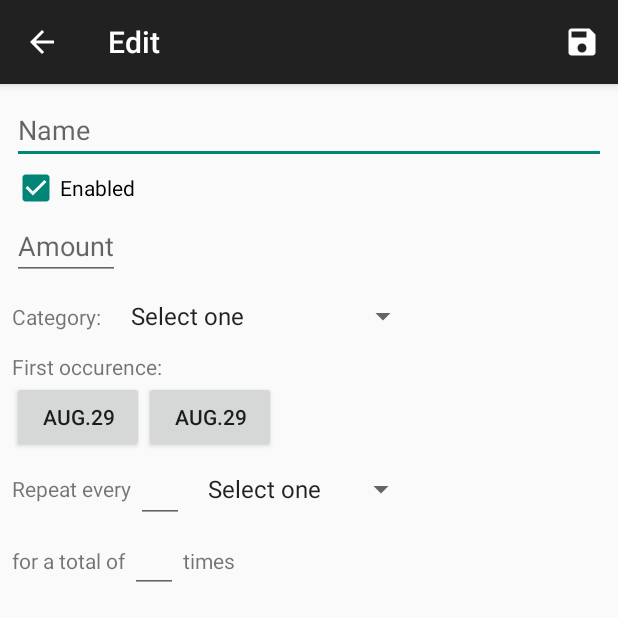
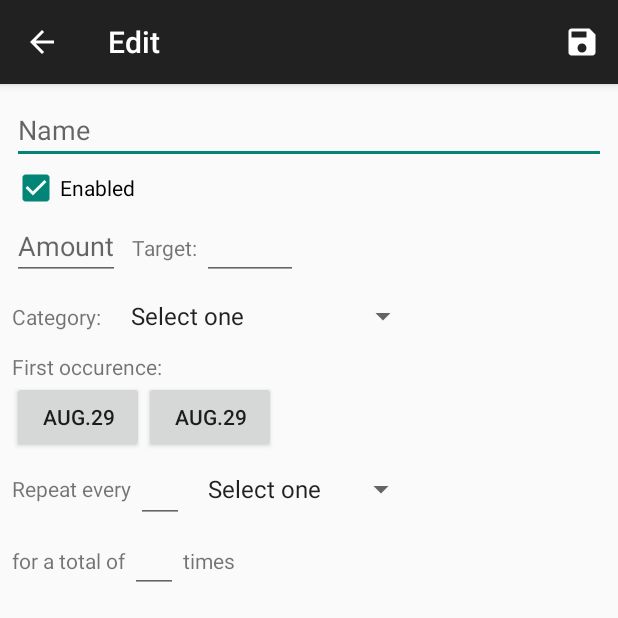
Before and after one commit to gaborbiro/canibuyit, an Android app: the BudgetEditorFragment screen opened directly, with no data from a screen before it, on a phone screen of 412 x 824 dp, the top half of it. Run offline under Robolectric (Android 15) with nearby library versions, the phone set to English and light mode, and no system bars; our stand-ins replace ButterKnife, Dagger/Hilt's generated code, RxJava; libraries missing offline, so code that uses them is left out: com.j256.ormlite.

```diff
--- a/app_canibuythat/src/main/java/com/gb/canibuythat/model/Transaction.kt
+++ b/app_canibuythat/src/main/java/com/gb/canibuythat/model/Transaction.kt
@@ -1,9 +1,10 @@
 package com.gb.canibuythat.model
 
+import org.threeten.bp.LocalDateTime
 import org.threeten.bp.ZonedDateTime
 
 class Transaction(val amount: Int,
-                  val created: ZonedDateTime,
+                  val created: LocalDateTime,
                   val currency: String,
                   val description: String?,
                   val id: String,
--- a/app_canibuythat/src/main/java/com/gb/canibuythat/presenter/MainPresenter.kt
+++ b/app_canibuythat/src/main/java/com/gb/canibuythat/presenter/MainPresenter.kt
@@ -3,6 +3,7 @@ package com.gb.canibuythat.presenter
 import android.content.Intent
 import android.os.Environment
 import android.text.TextUtils
+import android.widget.Toast
 import com.gb.canibuythat.CredentialsProvider
 import com.gb.canibuythat.MonzoConstants
 import com.gb.canibuythat.interactor.BudgetInteractor
@@ -45,6 +46,7 @@ constructor(private val monzoInteractor: MonzoInteractor,
                 .subscribe({ login ->
                     credentialsProvider.accessToken = login.accessToken
                     credentialsProvider.refreshToken = login.refreshToken
+                    screen.showToast("You are now logged in")
                 }, this::onError)
     }
 
--- a/app_canibuythat/src/main/java/com/gb/canibuythat/provider/Contract.kt
+++ b/app_canibuythat/src/main/java/com/gb/canibuythat/provider/Contract.kt
@@ -24,8 +24,10 @@ class Contract {
             const val PERIOD_TYPE = "period_type"
             const val ENABLED = "enabled"
             const val SOURCE_DATA = "source_data"
+            const val SPENT = "spent"
+            const val TARGET = "target"
 
-            val COLUMNS = arrayOf(BaseColumns._ID, NAME, NOTES, AMOUNT, TYPE, FIRST_OCCURRENCE_START, FIRST_OCCURRENCE_END, OCCURRENCE_COUNT, PERIOD_MULTIPLIER, PERIOD_TYPE, ENABLED, SOURCE_DATA)
+            val COLUMNS = arrayOf(BaseColumns._ID, NAME, NOTES, AMOUNT, TYPE, FIRST_OCCURRENCE_START, FIRST_OCCURRENCE_END, OCCURRENCE_COUNT, PERIOD_MULTIPLIER, PERIOD_TYPE, ENABLED, SOURCE_DATA, SPENT, TARGET)
         }
     }
 }
--- a/app_canibuythat/src/main/java/com/gb/canibuythat/repository/BudgetRepository.kt
+++ b/app_canibuythat/src/main/java/com/gb/canibuythat/repository/BudgetRepository.kt
@@ -59,6 +59,7 @@ constructor(private val budgetDbHelper: BudgetDbHelper, private val userPreferen
                         if (index >= 0) {
                             it.id = savedBudgetItems[index].id
                             it.notes = savedBudgetItems[index].notes
+                            it.target = savedBudgetItems[index].target
                             budgetItemDao.update(it)
                         } else {
                             budgetItemDao.create(it)
--- a/app_canibuythat/src/main/java/com/gb/canibuythat/screen/MainScreen.kt
+++ b/app_canibuythat/src/main/java/com/gb/canibuythat/screen/MainScreen.kt
@@ -17,4 +17,6 @@ interface MainScreen : Screen {
     fun showEditorScreen(budgetItemId: Int?)
 
     fun setData(budgetItems: List<BudgetItem>)
+
+    fun showToast(message: String)
 }
--- a/app_canibuythat/src/main/java/com/gb/canibuythat/ui/LoginActivity.java
+++ b/app_canibuythat/src/main/java/com/gb/canibuythat/ui/LoginActivity.java
@@ -66,13 +66,11 @@ public class LoginActivity extends BaseActivity {
         @Override
         public void onPageStarted(WebView view, String url, Bitmap favicon) {
             super.onPageStarted(view, url, favicon);
-            Toast.makeText(view.getContext(), url + " loading", Toast.LENGTH_SHORT).show();
         }
 
         @Override
         public void onPageFinished(WebView view, String url) {
             super.onPageFinished(view, url);
-            Toast.makeText(view.getContext(), url + " finished", Toast.LENGTH_SHORT).show();
         }
 
         @Override
--- a/app_canibuythat/src/main/res/layout/fragment_budget_editor.xml
+++ b/app_canibuythat/src/main/res/layout/fragment_budget_editor.xml
@@ -1,20 +1,20 @@
 <ScrollView xmlns:android="http://schemas.android.com/apk/res/android"
-            android:layout_width="match_parent"
-            android:layout_height="match_parent">
+            android:layout_height="match_parent"
+            android:layout_width="match_parent">
 
     <LinearLayout
+        android:layout_height="match_parent"
         android:layout_width="match_parent"
-        android:layout_height="match_parent"
         android:orientation="vertical"
         android:padding="@dimen/padding">
 
         <EditText
+            android:hint="@string/name"
             android:id="@+id/name"
-            android:layout_width="match_parent"
-            android:layout_height="wrap_content"
-            android:hint="@string/name"
             android:imeOptions="actionNext"
             android:inputType="textCapSentences"
+            android:layout_height="wrap_content"
+            android:layout_width="match_parent"
             android:lines="1"
             android:selectAllOnFocus="true">
 
@@ -22,80 +22,103 @@
         </EditText>
 
         <CheckBox
+            android:checked="true"
             android:id="@+id/enabled"
+            android:layout_height="wrap_content"
             android:layout_width="wrap_content"
-            android:layout_height="wrap_content"
-            android:checked="true"
             android:text="@string/enabled"/>
 
+        <LinearLayout
+            android:layout_height="match_parent"
+            android:layout_width="wrap_content"
+            android:orientation="horizontal">
+
             <EditText
+                android:hint="@string/amount"
                 android:id="@+id/amount"
-            android:layout_width="wrap_content"
-            android:layout_height="wrap_content"
-            android:hint="@string/amount"
                 android:imeOptions="actionNext"
                 android:inputType="numberDecimal|numberSigned"
+                android:layout_height="wrap_content"
+                android:layout_width="wrap_content"
                 android:lines="1"
                 android:minWidth="64dp"
                 android:nextFocusDown="@+id/category"
                 android:selectAllOnFocus="true"/>
 
+            <TextView
+                android:layout_height="wrap_content"
+                android:layout_marginLeft="8dp"
+                android:layout_width="wrap_content"
+                android:text="Target: "/>
+
+            <EditText
+                android:id="@+id/target"
+                android:imeOptions="actionNext"
+                android:inputType="numberDecimal|numberSigned"
+                android:layout_height="wrap_content"
+                android:layout_width="wrap_content"
+                android:lines="1"
+                android:minWidth="64dp"
+                android:nextFocusDown="@+id/category"
+                android:selectAllOnFocus="true"/>
+        </LinearLayout>
+
         <LinearLayout
+            android:layout_height="wrap_content"
             android:layout_width="match_parent"
-            android:layout_height="wrap_content"
             android:orientation="horizontal">
 
             <TextView
+                android:layout_height="wrap_content"
                 android:layout_width="wrap_content"
-                android:layout_height="wrap_content"
                 android:text="Category: "/>
 
             <Spinner
                 android:id="@+id/category"
-                android:layout_width="wrap_content"
-                android:layout_height="wrap_content"/>
+                android:layout_height="wrap_content"
+                android:layout_width="wrap_content"/>
 
         </LinearLayout>
 
         <TextView
+            android:layout_height="wrap_content"
             android:layout_width="wrap_content"
-            android:layout_height="wrap_content"
             android:text="First occurence: "/>
 
         <LinearLayout
+            android:layout_height="wrap_content"
             android:layout_width="match_parent"
-            android:layout_height="wrap_content"
             android:orientation="horizontal">
 
             <Button
                 android:id="@+id/first_occurence_start"
-                android:layout_width="wrap_content"
-                android:layout_height="wrap_content"/>
+                android:layout_height="wrap_content"
+                android:layout_width="wrap_content"/>
 
             <Button
                 android:id="@+id/first_occurence_end"
-                android:layout_width="wrap_content"
-                android:layout_height="wrap_content"/>
+                android:layout_height="wrap_content"
+                android:layout_width="wrap_content"/>
         </LinearLayout>
 
         <LinearLayout
+            android:gravity="center_vertical"
             android:id="@+id/period_container"
+            android:layout_height="wrap_content"
             android:layout_width="match_parent"
-            android:layout_height="wrap_content"
-            android:gravity="center_vertical"
             android:orientation="horizontal">
 
             <TextView
+                android:layout_height="wrap_content"
                 android:layout_width="wrap_content"
-                android:layout_height="wrap_content"
                 android:text="Repeat every "/>
 
             <EditText
                 android:id="@+id/period_multiplier"
-                android:layout_width="wrap_content"
-                android:layout_height="wrap_content"
                 android:imeOptions="actionNext"
                 android:inputType="number"
+                android:layout_height="wrap_content"
+                android:layout_width="wrap_content"
                 android:lines="1"
                 android:minWidth="32dp"
                 android:selectAllOnFocus="true"
@@ -103,52 +126,52 @@
 
             <Spinner
                 android:id="@+id/period_type"
-                android:layout_width="wrap_content"
-                android:layout_height="wrap_content"/>
+                android:layout_height="wrap_content"
+                android:layout_width="wrap_content"/>
 
         </LinearLayout>
 
         <LinearLayout
-            android:layout_width="match_parent"
+            android:gravity="bottom"
             android:layout_height="wrap_content"
-            android:gravity="bottom">
+            android:layout_width="match_parent">
 
             <TextView
+                android:layout_height="wrap_content"
                 android:layout_width="wrap_content"
-                android:layout_height="wrap_content"
                 android:text="for a total of "/>
 
             <EditText
                 android:id="@+id/occurence_count"
-                android:layout_width="wrap_content"
+                android:imeOptions="actionNext"
+                android:inputType="number"
                 android:layout_height="wrap_content"
                 android:layout_marginTop="@dimen/padding"
-                android:imeOptions="actionNext"
-                android:inputType="number"
+                android:layout_width="wrap_content"
                 android:lines="1"
                 android:minWidth="32dp"
                 android:selectAllOnFocus="true"/>
 
             <TextView
+                android:layout_height="wrap_content"
                 android:layout_width="wrap_content"
-                android:layout_height="wrap_content"
                 android:text=" times"/>
         </LinearLayout>
 
         <EditText
+            android:hint="@string/notes"
             android:id="@+id/notes"
-            android:layout_width="match_parent"
+            android:imeOptions="actionDone"
+            android:inputType="textAutoComplete|textMultiLine"
             android:layout_height="wrap_content"
             android:layout_marginTop="@dimen/padding"
-            android:hint="@string/notes"
-            android:imeOptions="actionDone"
-            android:inputType="textAutoComplete|textMultiLine"
+            android:layout_width="match_parent"
             android:selectAllOnFocus="true"/>
 
         <TextView
             android:id="@+id/spending_events"
-            android:layout_width="match_parent"
             android:layout_height="wrap_content"
-            android:layout_marginTop="@dimen/padding"/>
+            android:layout_marginTop="@dimen/padding"
+            android:layout_width="match_parent"/>
     </LinearLayout>
 </ScrollView>
--- a/app_canibuythat/src/main/res/layout/list_item_budget.xml
+++ b/app_canibuythat/src/main/res/layout/list_item_budget.xml
@@ -34,7 +34,7 @@
 
     <TextView
         style="?android:attr/textAppearanceListItemSmall"
-        android:id="@+id/amount_repetition"
+        android:id="@+id/amount_repetition_spent"
         android:layout_height="wrap_content"
         android:layout_marginTop="@dimen/padding"
         android:layout_width="wrap_content"
```
Also changed, not shown: app_canibuythat/src/main/java/com/gb/canibuythat/model/BudgetItem.kt (+10 -2 lines), app_canibuythat/src/main/java/com/gb/canibuythat/repository/MonzoMapper.kt (+25 -7 lines), app_canibuythat/src/main/java/com/gb/canibuythat/ui/BudgetEditorFragment.java (+11 -0 lines), app_canibuythat/src/main/java/com/gb/canibuythat/ui/MainActivity.java (+7 -0 lines), app_canibuythat/src/main/java/com/gb/canibuythat/ui/adapter/BudgetItemViewHolder.kt (+19 -11 lines), app_canibuythat/src/main/res/values/strings.xml (+4 -4 lines). Lines whose indentation alone changed are shown as unchanged.
